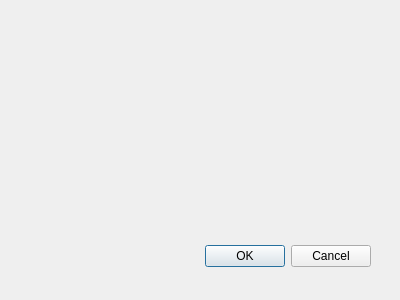
gerrymandr/qgis-compactness, file compactness_calculator_dialog_base.ui: the form before one commit.
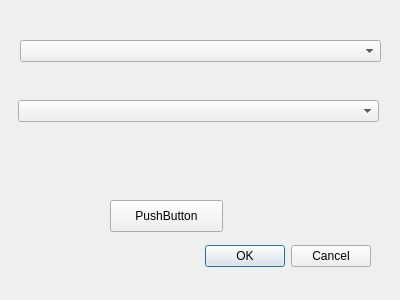
The form after the commit.

```diff
--- a/compactness_calculator_dialog_base.ui
+++ b/compactness_calculator_dialog_base.ui
@@ -28,6 +28,42 @@
     <set>QDialogButtonBox::Cancel|QDialogButtonBox::Ok</set>
    </property>
   </widget>
+  <widget class="QComboBox" name="cbo1">
+   <property name="geometry">
+    <rect>
+     <x>20</x>
+     <y>40</y>
+     <width>361</width>
+     <height>22</height>
+    </rect>
+   </property>
+   <property name="editable">
+    <bool>false</bool>
+   </property>
+  </widget>
+  <widget class="QComboBox" name="cbo2">
+   <property name="geometry">
+    <rect>
+     <x>18</x>
+     <y>100</y>
+     <width>361</width>
+     <height>22</height>
+    </rect>
+   </property>
+  </widget>
+  <widget class="QPushButton" name="Browse">
+   <property name="geometry">
+    <rect>
+     <x>110</x>
+     <y>200</y>
+     <width>113</width>
+     <height>32</height>
+    </rect>
+   </property>
+   <property name="text">
+    <string>PushButton</string>
+   </property>
+  </widget>
  </widget>
  <resources/>
  <connections>
```
Left out of the diff: 41 changed lines with no effect on the pictures.
